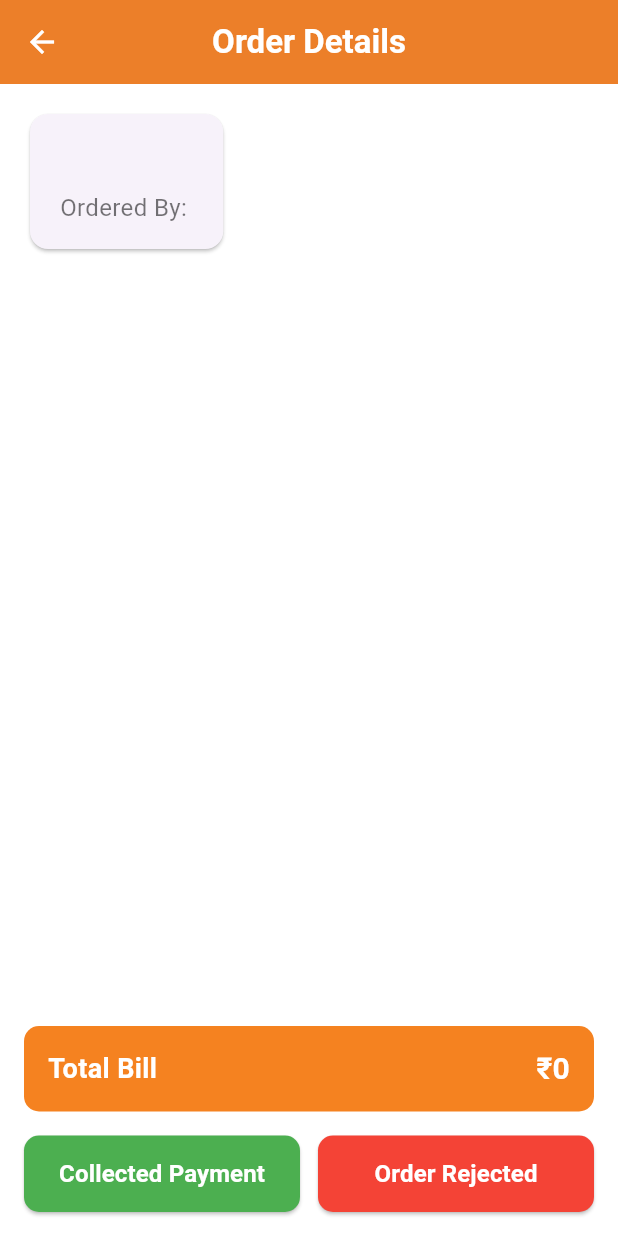
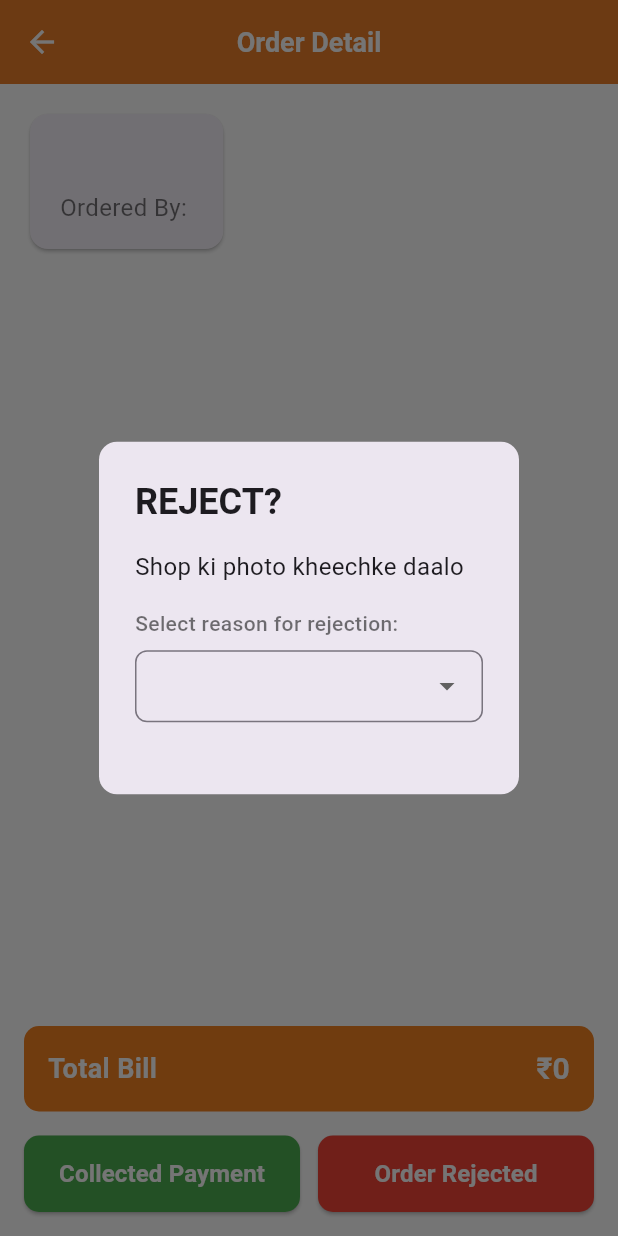
Before and after one commit to SanchitBatra-DevelopAnything/ODO-Delivery-Partner, a Flutter app: the OrderDetailsScreen screen opened directly with empty values, after a tap on "Order Rejected", on a phone screen of 412 x 824 dp. Run offline on Flutter 3.47's test engine with Material 3 defaults, Android fonts, the phone set to English and light mode, and no system bars; our stand-ins replace firebase_core; accounts and stored records are empty; network calls fail.

Commit message:
Reject button in progress

```diff
--- a/lib/assignments.dart
+++ b/lib/assignments.dart
@@ -105,13 +105,13 @@ Future<void> openInGoogleMaps(BuildContext context, double lat, double lng) asyn
           elevation: 1,
           centerTitle: true,
           backgroundColor: Login.primaryColor,
-          iconTheme: const IconThemeData(color: Colors.black87),
+          iconTheme: const IconThemeData(color: Colors.white),
           title: const Text(
             "My Assignments",
             style: TextStyle(
               fontWeight: FontWeight.bold,
               fontSize: 18,
-              color: Colors.black87,
+              color: Colors.white,
             ),
           ),
         ),
--- a/lib/orderDetail.dart
+++ b/lib/orderDetail.dart
@@ -8,6 +8,128 @@ class OrderDetailsScreen extends StatefulWidget {
   @override
   State<OrderDetailsScreen> createState() => _OrderDetailsScreenState();
 }
+
+void showAlertDialog(
+  BuildContext context,
+  String message, {
+  bool shouldShowReasons = false,
+  VoidCallback? onOkPressed,
+  VoidCallback? onClickShopPhoto,
+}) {
+  showDialog(
+    context: context,
+    builder: (BuildContext context) {
+      String? selectedReason;
+
+      return StatefulBuilder(
+        builder: (context, setState) {
+          return AlertDialog(
+            shape:
+                RoundedRectangleBorder(borderRadius: BorderRadius.circular(12)),
+            title: const Text(
+              "REJECT?",
+              style: TextStyle(fontWeight: FontWeight.bold),
+            ),
+            content: Column(
+              mainAxisSize: MainAxisSize.min,
+              crossAxisAlignment: CrossAxisAlignment.start,
+              children: [
+                Text(
+                  message,
+                  style: const TextStyle(fontSize: 16),
+                ),
+                const SizedBox(height: 16),
+
+                // 🔽 Show reasons dropdown only if shouldShowReasons = true
+                if (shouldShowReasons) ...[
+                  const Text(
+                    "Select reason for rejection:",
+                    style: TextStyle(
+                        fontWeight: FontWeight.w500, color: Colors.black54),
+                  ),
+                  const SizedBox(height: 8),
+                  DropdownButtonFormField<String>(
+                    value: selectedReason,
+                    items: const [
+                      DropdownMenuItem(
+                          value: "No Payment.", child: Text("No Payment.")),
+                      DropdownMenuItem(
+                          value: "Partial delivery.",
+                          child: Text("Partial delivery.")),
+                      DropdownMenuItem(
+                          value: "Damaged product.",
+                          child: Text("Damaged product.")),
+                      DropdownMenuItem(
+                          value: "Asking for credit.",
+                          child: Text("Asking for credit.")),
+                      DropdownMenuItem(
+                          value: "Shop closed.", child: Text("Shop closed.")),
+                      DropdownMenuItem(
+                          value: "Fake order.", child: Text("Fake order.")),
+                      DropdownMenuItem(
+                          value: "Others (I will explain)",
+                          child: Text("Others (I will explain)")),
+                    ],
+                    onChanged: (value) {
+                      setState(() {
+                        selectedReason = value;
+                      });
+                    },
+                    decoration: InputDecoration(
+                      border: OutlineInputBorder(
+                        borderRadius: BorderRadius.circular(8),
+                      ),
+                      contentPadding: const EdgeInsets.symmetric(
+                          vertical: 12, horizontal: 10),
+                    ),
+                  ),
+                ],
+              ],
+            ),
+
+            // 🎯 Conditional Buttons
+            actions: [
+              if (!shouldShowReasons)
+                TextButton(
+                  onPressed: () {
+                    Navigator.of(context).pop();
+                    if (onOkPressed != null) onOkPressed();
+                  },
+                  child: const Text(
+                    "OK",
+                    style: TextStyle(
+                      fontWeight: FontWeight.bold,
+                      color: Colors.blue,
+                    ),
+                  ),
+                ),
+              if (shouldShowReasons && selectedReason != null)
+                ElevatedButton(
+                  style: ElevatedButton.styleFrom(
+                    backgroundColor: Login.primaryColor,
+                    padding:
+                        const EdgeInsets.symmetric(horizontal: 20, vertical: 12),
+                    shape: RoundedRectangleBorder(
+                        borderRadius: BorderRadius.circular(8)),
+                  ),
+                  onPressed: () {
+                    Navigator.of(context).pop();
+                    if (onClickShopPhoto != null) onClickShopPhoto();
+                  },
+                  child: const Text(
+                    "Click Shop Photo",
+                    style: TextStyle(
+                        fontWeight: FontWeight.bold, color: Colors.white),
+                  ),
+                ),
+            ],
+          );
+        },
+      );
+    },
+  );
+}
+
 
 class _OrderDetailsScreenState extends State<OrderDetailsScreen> {
  // same as Login.primaryColor
@@ -26,12 +148,13 @@ class _OrderDetailsScreenState extends State<OrderDetailsScreen> {
           onPressed: () => Navigator.pop(context),
         ),
         title: const Text(
-          "Order Details",
-          style: TextStyle(
-            color: Colors.white,
-            fontWeight: FontWeight.bold,
+            "Order Detail",
+            style: const TextStyle(
+              fontWeight: FontWeight.bold,
+              fontSize: 18,
+              color: Colors.white,
+            ),
           ),
-        ),
         elevation: 2,
       ),
       body: Container(
@@ -183,6 +306,7 @@ class _OrderDetailsScreenState extends State<OrderDetailsScreen> {
                     ),
                     onPressed: () {
                       // Handle order rejected
+                      showAlertDialog(context , "Shop ki photo kheechke daalo" , shouldShowReasons: true);
                     },
                     child: const Text(
                       "Order Rejected",
```
